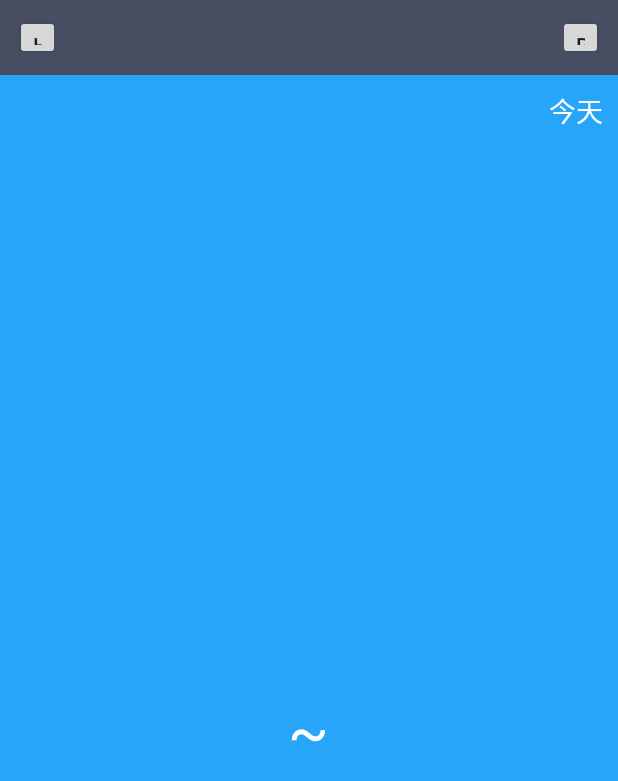
After one commit to zentalent/CoolWeather, an Android app: the WeatherActivity screen opened directly, with no data from a screen before it, on a phone screen of 412 x 824 dp. The commit adds this screen. Shown: the top 781 px of the screen. Run offline under Robolectric (Android 15) with nearby library versions, the phone set to English and light mode, and no system bars.

Commit message:
push some files

```diff
--- /dev/null
+++ b/app/src/main/java/com/android/extremez/coolweather/activity/WeatherActivity.java
@@ -0,0 +1,149 @@
+package com.android.extremez.coolweather.activity;
+
+import android.app.Activity;
+import android.content.Intent;
+import android.content.SharedPreferences;
+import android.os.Bundle;
+import android.preference.PreferenceManager;
+import android.text.TextUtils;
+import android.view.View;
+import android.view.View.OnClickListener;
+import android.widget.Button;
+import android.widget.LinearLayout;
+import android.widget.TextView;
+import android.view.Window;
+
+import com.android.extremez.coolweather.R;
+import com.android.extremez.coolweather.util.HttpCallbackListener;
+import com.android.extremez.coolweather.util.HttpUtil;
+import com.android.extremez.coolweather.util.Utility;
+
+import java.net.HttpURLConnection;
+
+/**
+ * Created by tingzong on 2016/9/29.
+ */
+public class WeatherActivity extends Activity implements OnClickListener {
+    private LinearLayout weatherInfoLayout;
+    private TextView cityNameText;
+    private TextView updateText;
+    private TextView weatherDespText;
+    private TextView temp1Text;
+    private TextView temp2Text;
+    private TextView currentDataText;
+    private Button switchCity;
+    private Button refreshWeather;
+
+    @Override
+    protected void onCreate(Bundle savedInstanceState){
+        super.onCreate(savedInstanceState);
+        requestWindowFeature(Window.FEATURE_NO_TITLE);
+        setContentView(R.layout.weather_layout);
+
+        weatherInfoLayout = (LinearLayout) findViewById(R.id.weather_info_layout);
+        cityNameText = (TextView)findViewById(R.id.city_name);
+        updateText = (TextView)findViewById(R.id.publish_text);
+        weatherDespText = (TextView)findViewById(R.id.weather_desp);
+        temp1Text = (TextView)findViewById(R.id.temp1);
+        temp2Text = (TextView)findViewById(R.id.temp2);
+        currentDataText = (TextView)findViewById(R.id.current_date);
+        switchCity = (Button) findViewById(R.id.switch_city);
+        refreshWeather = (Button)findViewById(R.id.refresh_weather);
+        String countyCode = getIntent().getStringExtra("county_code");
+        if (!TextUtils.isEmpty(countyCode)) {
+// 有县级代号时就去查询天气
+            updateText.setText("同步中...");
+            weatherInfoLayout.setVisibility(View.INVISIBLE);
+            cityNameText.setVisibility(View.INVISIBLE);
+            queryWeatherCode(countyCode);
+        } else {
+// 没有县级代号时就直接显示本地天气
+            showWeather();
+        }
+
+        switchCity.setOnClickListener(this);
+        refreshWeather.setOnClickListener(this);
+
+    }
+
+    @Override
+    public void onClick(View v){
+        switch (v.getId()){
+            case R.id.switch_city:
+                Intent intent = new Intent(this,ChooseAreaActivity.class);
+                intent.putExtra("from_weather_activity", true);
+                startActivity(intent);
+                finish();
+                break;
+            case R.id.refresh_weather:
+                updateText.setText("Syncing...");
+                SharedPreferences prefs = PreferenceManager.getDefaultSharedPreferences(this);
+                String weatherCode = prefs.getString("weather_code","");
+                if(!TextUtils.isEmpty(weatherCode)){
+                    queryWeatherInfo(weatherCode);
+                }
+                else{
+                    showWeather();
+                }
+                break;
+            default:
+                break;
+        }
+
+    }
+
+    private void queryWeatherCode(String countycode){
+        String address = "http://flash.weather.com.cn/wmaps/xml/"+countycode+".xml";
+        queryFromServer(address,"countyCode");
+    }
+
+    private void queryWeatherInfo(String weatherCode){
+        String address = "http://flash.weather.com.cn/wmaps/xml/"+weatherCode+".xml";
+        queryFromServer(address, "weatherCode");
+    }
+
+    private void queryFromServer(final String address,final String type ){
+        HttpUtil.sendHttpRequest(address, new HttpCallbackListener() {
+            @Override
+            public void onFinish(String response) {
+                if ("countyCode".equals(type)) {
+                    if (!TextUtils.isEmpty(response)) {
+                        Utility.handleWeatherResponse(WeatherActivity.this, response);
+                    }
+                } else if ("weatherCode".equals(type)) {
+                    Utility.handleWeatherResponse(WeatherActivity.this, response);
+                    runOnUiThread(new Runnable() {
+                        @Override
+                        public void run() {
+                                showWeather();
+                        }
+                    });
+                }
+            }
+
+            @Override
+            public void onError(Exception e) {
+                runOnUiThread(new Runnable() {
+                    @Override
+                    public void run() {
+                            updateText.setText("failed");
+                    }
+                });
+            }
+        });
+    }
+
+    private void showWeather(){
+        SharedPreferences prefs = PreferenceManager.getDefaultSharedPreferences(this);
+        cityNameText.setText(prefs.getString("city_name",""));
+        temp1Text.setText(prefs.getString("temp1",""));
+        temp2Text.setText(prefs.getString("temp2",""));
+        weatherDespText.setText(prefs.getString("weather_desp",""));
+        updateText.setText("今天"+prefs.getString("publish_time",""));
+        currentDataText.setText(prefs.getString("current_time",""));
+        weatherInfoLayout.setVisibility(View.VISIBLE);
+        cityNameText.setVisibility(View.VISIBLE);
+    }
+
+
+}
--- a/app/src/main/res/layout/choose_area.xml
+++ b/app/src/main/res/layout/choose_area.xml
@@ -13,7 +13,8 @@
             android:layout_height="wrap_content"
             android:id="@+id/title_text"
             android:layout_centerInParent="true"
-            android:textSize="24dp"/>
+            android:textSize="24dp"
+            android:textColor="#FFFFFF"/>
     </RelativeLayout>
 
     <ListView
--- /dev/null
+++ b/app/src/main/res/layout/weather_layout.xml
@@ -0,0 +1,101 @@
+<?xml version="1.0" encoding="utf-8"?>
+<LinearLayout xmlns:android="http://schemas.android.com/apk/res/android"
+    android:orientation="vertical" android:layout_width="match_parent"
+    android:layout_height="match_parent">
+
+    <RelativeLayout
+        android:layout_width="match_parent"
+        android:layout_height="50dp"
+        android:background="#484E61" >
+        android:background="#484E61" >
+        <Button
+            android:id="@+id/switch_city"
+            android:layout_width="30dp"
+            android:layout_height="30dp"
+            android:layout_centerVertical="true"
+            android:layout_marginLeft="10dp"
+            android:text="Home"/>
+        <TextView
+            android:id="@+id/city_name"
+            android:layout_width="wrap_content"
+            android:layout_height="wrap_content"
+            android:layout_centerInParent="true"
+            android:textColor="#fff"
+            android:textSize="24sp" />
+        <Button
+            android:id="@+id/refresh_weather"
+            android:layout_width="30dp"
+            android:layout_height="30dp"
+            android:layout_alignParentRight="true"
+            android:layout_centerVertical="true"
+            android:layout_marginRight="10dp"
+            android:text="Refresh"/>
+    </RelativeLayout>
+
+    <RelativeLayout
+        android:layout_width="match_parent"
+        android:layout_height="0dp"
+        android:layout_weight="1"
+        android:background="#27A5F9" >
+    <TextView
+        android:id="@+id/publish_text"
+        android:layout_width="wrap_content"
+        android:layout_height="wrap_content"
+        android:layout_alignParentRight="true"
+        android:layout_marginRight="10dp"
+        android:layout_marginTop="10dp"
+        android:textColor="#FFF"
+        android:textSize="18sp" />
+        <LinearLayout
+            android:id="@+id/weather_info_layout"
+            android:layout_width="wrap_content"
+            android:layout_height="wrap_content"
+            android:layout_centerInParent="true"
+            android:orientation="vertical" >
+            <TextView
+                android:id="@+id/current_date"
+                android:layout_width="wrap_content"
+                android:layout_height="40dp"
+                android:gravity="center"
+                android:textColor="#FFF"
+                android:textSize="18sp" />
+            <TextView
+                android:id="@+id/weather_desp"
+                android:layout_width="wrap_content"
+                android:layout_height="60dp"
+                android:layout_gravity="center_horizontal"
+                android:gravity="center"
+                android:textColor="#FFF"
+                android:textSize="40sp" />
+            <LinearLayout
+                android:layout_width="wrap_content"
+                android:layout_height="60dp"
+                android:layout_gravity="center_horizontal"
+                android:orientation="horizontal" >
+                <TextView
+                    android:id="@+id/temp1"
+                    android:layout_width="wrap_content"
+                    android:layout_height="wrap_content"
+                    android:layout_gravity="center_vertical"
+                    android:textColor="#FFF"
+                    android:textSize="40sp" />
+                <TextView
+                    android:layout_width="wrap_content"
+                    android:layout_height="wrap_content"
+                    android:layout_gravity="center_vertical"
+                    android:layout_marginLeft="10dp"
+                    android:layout_marginRight="10dp"
+                    android:text="~"
+                    android:textColor="#FFF"
+                    android:textSize="40sp" />
+                <TextView
+                    android:id="@+id/temp2"
+                    android:layout_width="wrap_content"
+                    android:layout_height="wrap_content"
+                    android:layout_gravity="center_vertical"
+                    android:textColor="#FFF"
+                    android:textSize="40sp" />
+            </LinearLayout>
+        </LinearLayout>
+    </RelativeLayout>
+</LinearLayout>
```
Also changed, not shown: app/src/main/AndroidManifest.xml (+7 -0 lines), app/src/main/java/com/android/extremez/coolweather/activity/ChooseAreaActivity.java (+25 -2 lines), app/src/main/java/com/android/extremez/coolweather/db/CoolWeatherOpenHelper.java (+4 -4 lines), app/src/main/java/com/android/extremez/coolweather/model/CoolWeatherDB.java (+9 -1 lines), app/src/main/java/com/android/extremez/coolweather/util/Utility.java (+94 -29 lines).
